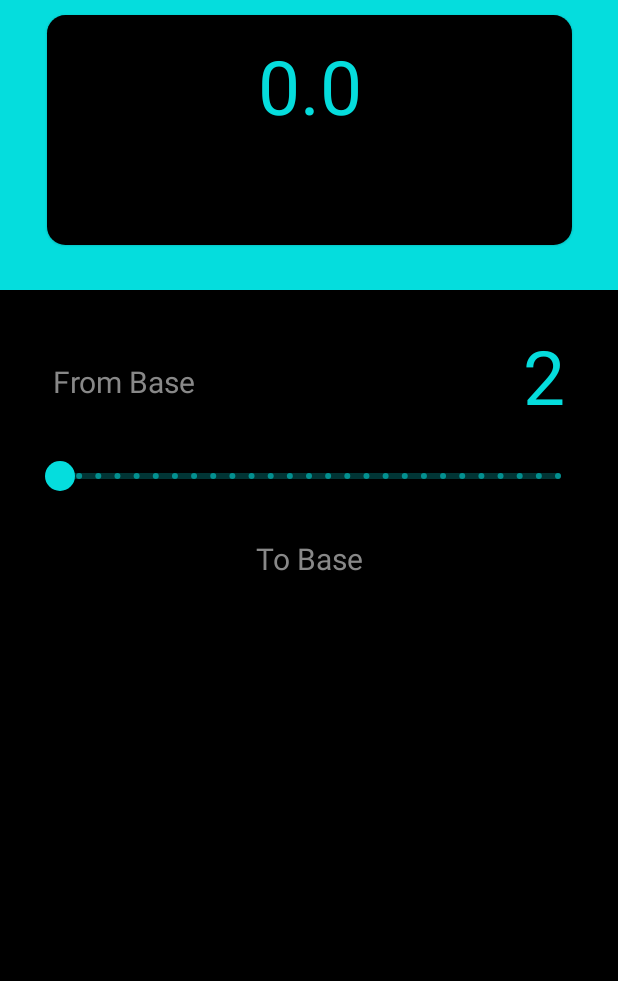
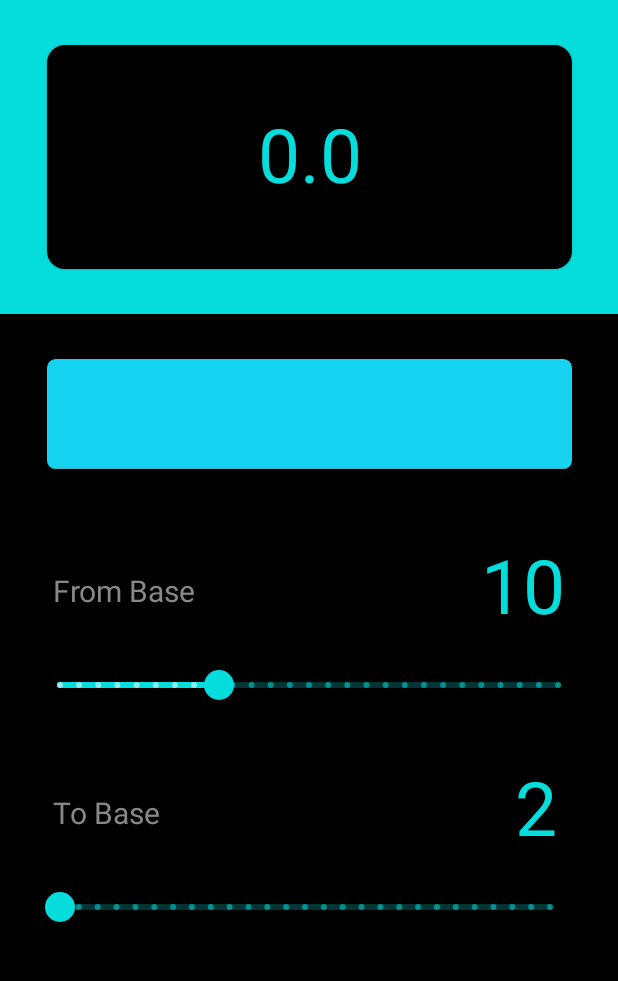
Before and after one commit to maxotuteye/Radix-Calculator, an Android app built with Jetpack Compose: the screen it shows after launch (MainActivity), on a phone screen of 412 x 824 dp, the part 71-1052 px from its top. Run offline under Robolectric (Android 15) with nearby library versions, the phone set to English and light mode, and no system bars.

Commit message:
Major UI and functionality edits

```diff
--- a/app/src/main/java/com/alphago/radixcalculator/MainActivity.kt
+++ b/app/src/main/java/com/alphago/radixcalculator/MainActivity.kt
@@ -9,6 +9,7 @@ import androidx.compose.foundation.border
 import androidx.compose.foundation.interaction.MutableInteractionSource
 import androidx.compose.foundation.layout.*
 import androidx.compose.foundation.shape.RoundedCornerShape
+import androidx.compose.foundation.text.KeyboardOptions
 import androidx.compose.material.*
 import androidx.compose.runtime.Composable
 import androidx.compose.runtime.mutableStateOf
@@ -16,19 +17,25 @@ import androidx.compose.ui.Alignment
 import androidx.compose.ui.Modifier
 import androidx.compose.ui.graphics.Color
 import androidx.compose.ui.graphics.toArgb
+import androidx.compose.ui.text.TextStyle
+import androidx.compose.ui.text.input.KeyboardCapitalization
+import androidx.compose.ui.text.input.KeyboardType
 import androidx.compose.ui.text.style.TextAlign
 import androidx.compose.ui.tooling.preview.Preview
 import androidx.compose.ui.unit.dp
 import androidx.compose.ui.unit.sp
+import com.alphago.radixcalculator.algorithm.Algorithm
 import com.alphago.radixcalculator.ui.theme.RadixCalculatorTheme
 import org.intellij.lang.annotations.JdkConstants
 import kotlin.math.roundToInt
 
 class MainActivity : ComponentActivity() {
 	private val SMALL_TEXT_SIZE = 20.sp
-	private var sliderToBaseValue = mutableStateOf(2)
-	private var sliderFromBaseValue = mutableStateOf(2)
-	private var selectedBase = mutableStateOf(2)
+	private var newBase = mutableStateOf(2)
+	private var selectedBase = mutableStateOf(10)
+	private var output = mutableStateOf("0.0")
+	private var input = mutableStateOf("")
+	private var nBase = 2
 
 	override fun onCreate(savedInstanceState: Bundle?) {
 		super.onCreate(savedInstanceState)
@@ -46,7 +53,7 @@ class MainActivity : ComponentActivity() {
 						Text(
 							"Radix Calculator", modifier = Modifier
 								.align(Alignment.CenterHorizontally)
-								.padding(0.dp, 0.dp, 0.dp, 10.dp),
+								.padding(0.dp, 0.dp, 0.dp, 30.dp),
 							fontSize = 40.sp,
 							color = MaterialTheme.colors.surface
 						)
@@ -61,18 +68,19 @@ class MainActivity : ComponentActivity() {
 						) {
 							Column(
 								modifier = Modifier
-									.fillMaxSize()
+									.fillMaxSize(),
+								verticalArrangement = Arrangement.Center
 							) {
 								Text(
-									text = "0.0",
+									text = output.value,
 									fontSize = 50.sp,
 									modifier = Modifier
-										.align(Alignment.CenterHorizontally)
-										.padding(0.dp, 20.dp, 0.dp, 0.dp),
+										.align(Alignment.CenterHorizontally),
 									color = MaterialTheme.colors.primary
 								)
 							}
 						}
+
 						Column(
 							modifier = Modifier
 								.padding(0.dp, 30.dp, 0.dp, 0.dp)
@@ -80,6 +88,52 @@ class MainActivity : ComponentActivity() {
 								.background(MaterialTheme.colors.background)
 
 						) {
+							Card(
+								shape = RoundedCornerShape(8),
+								modifier = Modifier
+									.fillMaxWidth(0.85f)
+									//.fillMaxHeight(0.25f)
+									.wrapContentHeight()
+									.align(Alignment.CenterHorizontally)
+									.padding(0.dp, 30.dp, 0.dp, 20.dp),
+								backgroundColor = MaterialTheme.colors.primaryVariant
+							) {
+								TextField(
+									value = input.value,
+									onValueChange = {
+										//TODO: add code for handling new input and checking validity
+										if (it.length <= 45 && !isNumberInvalid(it)) {
+											input.value = it
+											it.forEach { c ->
+												if (c.isDigit() && c != '-' && c != '.') {
+													if (c.toString().toInt() + 1 > nBase)
+														nBase = c.toString().toInt() + 1
+												} else
+													if (Algorithm.charToInt(c) + 1 > nBase
+														&& c != '-' && c != '.'
+													)
+														nBase = Algorithm.charToInt(c) + 1
+											}
+
+											selectedBase.value = nBase
+											output.value = calculate(it, nBase, newBase.value)
+										}
+
+									},
+									modifier = Modifier,
+									maxLines = 3,
+									keyboardOptions = KeyboardOptions(
+										capitalization = KeyboardCapitalization.Characters,
+										autoCorrect = false,
+										KeyboardType.Ascii,
+									),
+									textStyle = TextStyle(
+										color = MaterialTheme.colors.background,
+										fontSize = 35.sp
+									),
+								)
+							}
+
 							Column(
 								modifier = Modifier
 									.padding(30.dp, 30.dp, 30.dp, 0.dp)
@@ -121,18 +175,50 @@ class MainActivity : ComponentActivity() {
 										.padding(0.dp, 10.dp, 0.dp, 0.dp),
 									steps = 25,
 								)
+								Column(
+									modifier = Modifier
+										.padding(0.dp, 30.dp, 5.dp, 0.dp)
+										.fillMaxSize()
+										.background(MaterialTheme.colors.background)
+								) {
+									Row(
+										modifier = Modifier
+											.height(60.dp)
+											.fillMaxWidth()
+											.padding(0.dp, 0.dp, 0.dp, 0.dp),
+										horizontalArrangement = Arrangement.SpaceBetween
+									) {
+										Text(
+											"To Base", modifier = Modifier
+												.padding(5.dp, 20.dp, 0.dp, 0.dp)
+												.fillMaxWidth(0.5f),
+											fontSize = SMALL_TEXT_SIZE,
+											color = MaterialTheme.colors.onSurface
+										)
 
-								Text(
-									"To Base", modifier = Modifier
-										.padding(0.dp, 20.dp)
-										.align(Alignment.CenterHorizontally),
-									fontSize = SMALL_TEXT_SIZE,
-									color = MaterialTheme.colors.onSurface
-								)
+										Text(
+											"${newBase.value}",
+											modifier = Modifier
+												.padding(0.dp, 0.dp, 5.dp, 0.dp)
+												.fillMaxWidth(0.5f),
+											fontSize = 50.sp,
+											color = MaterialTheme.colors.primary,
+											textAlign = TextAlign.End,
+										)
+									}
+									Slider(
+										value = newBase.value.toFloat(),
+										onValueChange = {
+											newBase.value = it.roundToInt()
+										},
+										valueRange = 2f..27f,
+										modifier = Modifier
+											.padding(0.dp, 10.dp, 0.dp, 0.dp),
+										steps = 25,
+									)
+								}
 							}
-
 						}
-
 					}
 				}
 			}
@@ -140,15 +226,12 @@ class MainActivity : ComponentActivity() {
 	}
 }
 
-@Composable
-fun Greeting(name: String) {
-	Text(text = "Hello $name!")
+fun calculate(value: String, oldBase: Int, newBase: Int): String {
+	return Algorithm.calculate(value, oldBase, newBase)
 }
 
-@Preview(showBackground = true)
-@Composable
-fun DefaultPreview() {
-	RadixCalculatorTheme {
-		Greeting("Alpha Go")
-	}
+fun isNumberInvalid(text: String): Boolean {
+	val regex1 = Regex("[^-0-9A-Qa-q.]+")
+	val regex2 = Regex("[-](^a-q|A-Q|0-9).+")
+	return regex1.matches(text) || regex2.matches(text) || text.count { it == '-' } > 1 || text.count { it == '.' } > 1
 }
--- a/app/src/main/java/com/alphago/radixcalculator/ui/theme/Theme.kt
+++ b/app/src/main/java/com/alphago/radixcalculator/ui/theme/Theme.kt
@@ -20,7 +20,7 @@ private val DarkColorPalette = darkColors(
 
 private val LightColorPalette = lightColors(
 	primary = Color.fromHex("05dddd"),
-	primaryVariant = Color.fromHex("05ffff"),
+	primaryVariant = Color.fromHex("05ddff"),
 	secondary = Teal200,
 	background = Color.fromHex("000000"),
 	surface = Color.White,
```
Also changed, not shown: app/src/main/java/com/alphago/radixcalculator/algorithm/Algorithm.kt (+6 -3 lines).
